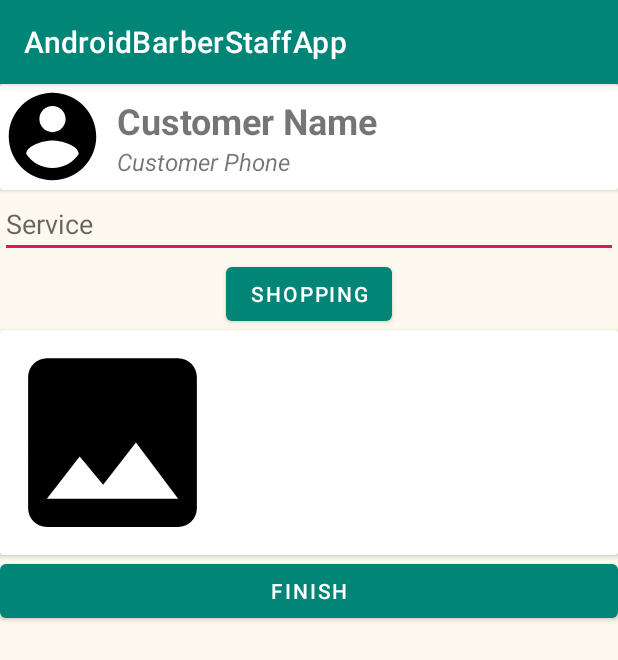
After one commit to maheshpd/AndroidBarberStaffApp, an Android app: the DoneServicesActivity screen opened directly, with no data from a screen before it, on a phone screen of 412 x 824 dp. The commit adds this screen. Shown: the top 660 px of the screen. Run offline under Robolectric (Android 15) with nearby library versions, the phone set to English and light mode, and no system bars; our stand-ins replace ButterKnife, Firebase (no records; nobody signed in at launch, a user with empty details on screens opened directly); libraries missing offline, so code that uses them is left out: io.paperdb; 2 statements that could not run were skipped.

Commit message:
Staff app Check out Services

```diff
--- a/app/src/main/java/com/example/androidbarberstaffapp/Common/Common.java
+++ b/app/src/main/java/com/example/androidbarberstaffapp/Common/Common.java
@@ -15,14 +15,13 @@ import androidx.core.app.NotificationCompat;
 
 import com.example.androidbarberstaffapp.R;
 import com.example.androidbarberstaffapp.model.Barber;
+import com.example.androidbarberstaffapp.model.BookingInformation;
 import com.example.androidbarberstaffapp.model.MyToken;
 import com.example.androidbarberstaffapp.model.Salon;
-import com.example.androidbarberstaffapp.service.MyFCMService;
 import com.google.android.gms.tasks.OnCompleteListener;
 import com.google.android.gms.tasks.Task;
 import com.google.firebase.firestore.FirebaseFirestore;
 
-import java.io.Console;
 import java.text.SimpleDateFormat;
 import java.util.Calendar;
 
@@ -43,6 +42,7 @@ public class Common {
     public static Barber currentBarber;
     public static SimpleDateFormat simpleDateFormat = new SimpleDateFormat("dd_MM_yyyy");
     public static Calendar bookingDate = Calendar.getInstance() ;
+    public static BookingInformation currentBookingInformation;
 
 
     public static String convertTimeSlotToString(int slot) {
--- a/app/src/main/java/com/example/androidbarberstaffapp/Interface/ITimeSlotLoadListener.java
+++ b/app/src/main/java/com/example/androidbarberstaffapp/Interface/ITimeSlotLoadListener.java
@@ -1,11 +1,11 @@
 package com.example.androidbarberstaffapp.Interface;
 
-import com.example.androidbarberstaffapp.model.TimeSlot;
+import com.example.androidbarberstaffapp.model.BookingInformation;
 
 import java.util.List;
 
 public interface ITimeSlotLoadListener {
-     void onTimeSlotLoadSuccess(List<TimeSlot> timeSlots);
+     void onTimeSlotLoadSuccess(List<BookingInformation> timeSlots);
      void onTimeSlotLoadFailed(String message);
      void onTimeSlotLoadEmpty();
 }
--- /dev/null
+++ b/app/src/main/java/com/example/androidbarberstaffapp/activity/DoneServicesActivity.java
@@ -0,0 +1,58 @@
+package com.example.androidbarberstaffapp.activity;
+
+import android.os.Bundle;
+import android.widget.Button;
+import android.widget.ImageView;
+import android.widget.TextView;
+
+import androidx.appcompat.app.AppCompatActivity;
+import androidx.appcompat.widget.AppCompatAutoCompleteTextView;
+
+import com.example.androidbarberstaffapp.Common.Common;
+import com.example.androidbarberstaffapp.R;
+import com.google.android.material.chip.ChipGroup;
+
+import butterknife.BindView;
+import butterknife.ButterKnife;
+
+public class DoneServicesActivity extends AppCompatActivity {
+
+    @BindView(R.id.txt_customer_name)
+    TextView txt_customer_name;
+
+    @BindView(R.id.txt_customer_phone)
+    TextView txt_customer_phone;
+
+    @BindView(R.id.chip_group_services)
+    ChipGroup chip_group_services;
+
+    @BindView(R.id.chip_group_shopping)
+    ChipGroup chip_group_shopping;
+
+    @BindView(R.id.edt_services)
+    AppCompatAutoCompleteTextView edt_services;
+
+    @BindView(R.id.img_customer_hair)
+    ImageView img_customer_hair;
+
+    @BindView(R.id.btn_shopping)
+    Button btn_shopping;
+
+    @BindView(R.id.btn_finish)
+    Button btn_finish;
+
+    @Override
+    protected void onCreate(Bundle savedInstanceState) {
+        super.onCreate(savedInstanceState);
+        setContentView(R.layout.activity_done_services);
+
+        ButterKnife.bind(this);
+
+        setCustomerInformation();
+    }
+
+    private void setCustomerInformation() {
+        txt_customer_name.setText(Common.currentBookingInformation.getCustomeName());
+        txt_customer_phone.setText(Common.currentBookingInformation.getCustomerPhone());
+    }
+}
--- /dev/null
+++ b/app/src/main/res/drawable/ic_account_circle_black_24dp.xml
@@ -0,0 +1,9 @@
+<vector xmlns:android="http://schemas.android.com/apk/res/android"
+    android:width="24dp"
+    android:height="24dp"
+    android:viewportWidth="24.0"
+    android:viewportHeight="24.0">
+    <path
+        android:fillColor="#FF000000"
+        android:pathData="M12,2C6.48,2 2,6.48 2,12s4.48,10 10,10 10,-4.48 10,-10S17.52,2 12,2zM12,5c1.66,0 3,1.34 3,3s-1.34,3 -3,3 -3,-1.34 -3,-3 1.34,-3 3,-3zM12,19.2c-2.5,0 -4.71,-1.28 -6,-3.22 0.03,-1.99 4,-3.08 6,-3.08 1.99,0 5.97,1.09 6,3.08 -1.29,1.94 -3.5,3.22 -6,3.22z" />
+</vector>
--- /dev/null
+++ b/app/src/main/res/drawable/ic_image_black_24dp.xml
@@ -0,0 +1,9 @@
+<vector xmlns:android="http://schemas.android.com/apk/res/android"
+    android:width="24dp"
+    android:height="24dp"
+    android:viewportWidth="24.0"
+    android:viewportHeight="24.0">
+    <path
+        android:fillColor="#FF000000"
+        android:pathData="M21,19V5c0,-1.1 -0.9,-2 -2,-2H5c-1.1,0 -2,0.9 -2,2v14c0,1.1 0.9,2 2,2h14c1.1,0 2,-0.9 2,-2zM8.5,13.5l2.5,3.01L14.5,12l4.5,6H5l3.5,-4.5z" />
+</vector>
--- /dev/null
+++ b/app/src/main/res/layout/activity_done_services.xml
@@ -0,0 +1,117 @@
+<?xml version="1.0" encoding="utf-8"?>
+<androidx.constraintlayout.widget.ConstraintLayout xmlns:android="http://schemas.android.com/apk/res/android"
+    xmlns:app="http://schemas.android.com/apk/res-auto"
+    xmlns:tools="http://schemas.android.com/tools"
+    android:layout_width="match_parent"
+    android:layout_height="match_parent"
+    android:background="@color/colorBackground"
+    tools:context=".activity.DoneServicesActivity">
+
+    <Button
+        android:id="@+id/btn_shopping"
+        android:layout_width="wrap_content"
+        android:layout_height="wrap_content"
+        android:text="Shopping"
+        app:layout_constraintEnd_toEndOf="parent"
+        app:layout_constraintStart_toStartOf="parent"
+        app:layout_constraintTop_toBottomOf="@+id/chip_group_services" />
+
+    <Button
+        android:id="@+id/btn_finish"
+        android:layout_width="match_parent"
+        android:layout_height="wrap_content"
+        android:text="Finish"
+        app:layout_constraintEnd_toEndOf="parent"
+        app:layout_constraintStart_toStartOf="parent"
+        app:layout_constraintTop_toBottomOf="@+id/cardView2" />
+
+    <androidx.appcompat.widget.AppCompatAutoCompleteTextView
+        android:id="@+id/edt_services"
+        android:layout_width="match_parent"
+        android:layout_height="wrap_content"
+        android:hint="Service"
+        app:layout_constraintEnd_toEndOf="parent"
+        app:layout_constraintStart_toStartOf="parent"
+        app:layout_constraintTop_toBottomOf="@+id/cardView" />
+
+    <androidx.cardview.widget.CardView
+        android:id="@+id/cardView2"
+        android:layout_width="match_parent"
+        android:layout_height="wrap_content"
+        app:layout_constraintEnd_toEndOf="parent"
+        app:layout_constraintStart_toStartOf="parent"
+        app:layout_constraintTop_toBottomOf="@+id/chip_group_shopping">
+
+        <LinearLayout
+            android:layout_width="match_parent"
+            android:layout_height="wrap_content"
+            android:orientation="horizontal">
+
+            <ImageView
+                android:id="@+id/img_customer_hair"
+                android:layout_width="150dp"
+                android:layout_height="150dp"
+                android:src="@drawable/ic_image_black_24dp" />
+        </LinearLayout>
+    </androidx.cardview.widget.CardView>
+
+    <androidx.cardview.widget.CardView
+        android:id="@+id/cardView"
+        android:layout_width="match_parent"
+        android:layout_height="wrap_content"
+        android:padding="8dp"
+        app:layout_constraintEnd_toEndOf="parent"
+        app:layout_constraintStart_toStartOf="parent"
+        app:layout_constraintTop_toTopOf="parent">
+
+        <LinearLayout
+            android:layout_width="match_parent"
+            android:layout_height="wrap_content"
+            android:orientation="horizontal">
+
+            <ImageView
+                android:layout_width="70dp"
+                android:layout_height="70dp"
+                android:src="@drawable/ic_account_circle_black_24dp" />
+
+            <LinearLayout
+                android:layout_width="match_parent"
+                android:layout_height="wrap_content"
+                android:orientation="vertical"
+                android:padding="8dp">
+
+                <TextView
+                    android:id="@+id/txt_customer_name"
+                    android:layout_width="wrap_content"
+                    android:layout_height="wrap_content"
+                    android:text="Customer Name"
+                    android:textSize="24sp"
+                    android:textStyle="bold" />
+
+                <TextView
+                    android:id="@+id/txt_customer_phone"
+                    android:layout_width="wrap_content"
+                    android:layout_height="wrap_content"
+                    android:text="Customer Phone"
+                    android:textSize="16sp"
+                    android:textStyle="italic" />
+            </LinearLayout>
+        </LinearLayout>
+    </androidx.cardview.widget.CardView>
+
+    <com.google.android.material.chip.ChipGroup
+        android:id="@+id/chip_group_services"
+        android:layout_width="match_parent"
+        android:layout_height="wrap_content"
+        app:layout_constraintEnd_toEndOf="parent"
+        app:layout_constraintStart_toStartOf="parent"
+        app:layout_constraintTop_toBottomOf="@+id/edt_services" />
+
+    <com.google.android.material.chip.ChipGroup
+        android:id="@+id/chip_group_shopping"
+        android:layout_width="match_parent"
+        android:layout_height="wrap_content"
+        app:layout_constraintEnd_toEndOf="parent"
+        app:layout_constraintStart_toStartOf="parent"
+        app:layout_constraintTop_toBottomOf="@+id/btn_shopping" />
+</androidx.constraintlayout.widget.ConstraintLayout>
--- a/build.gradle
+++ b/build.gradle
@@ -7,7 +7,7 @@ buildscript {
 
     }
     dependencies {
-        classpath 'com.android.tools.build:gradle:3.4.2'
+        classpath 'com.android.tools.build:gradle:3.5.0'
         classpath 'com.google.gms:google-services:4.3.0'
 
         // NOTE: Do not place your application dependencies here; they belong
```
Also changed, not shown: app/src/main/AndroidManifest.xml (+9 -7 lines), app/src/main/java/com/example/androidbarberstaffapp/activity/StaffHomeActivity.java (+12 -12 lines), app/src/main/java/com/example/androidbarberstaffapp/adapter/MyTimeSlotAdapter.java (+89 -24 lines), app/src/main/java/com/example/androidbarberstaffapp/model/BookingInformation.java (added, +111 -0 lines), app/src/main/java/com/example/androidbarberstaffapp/model/TimeSlot.java (deleted, +0 -17 lines), gradle/wrapper/gradle-wrapper.properties.
